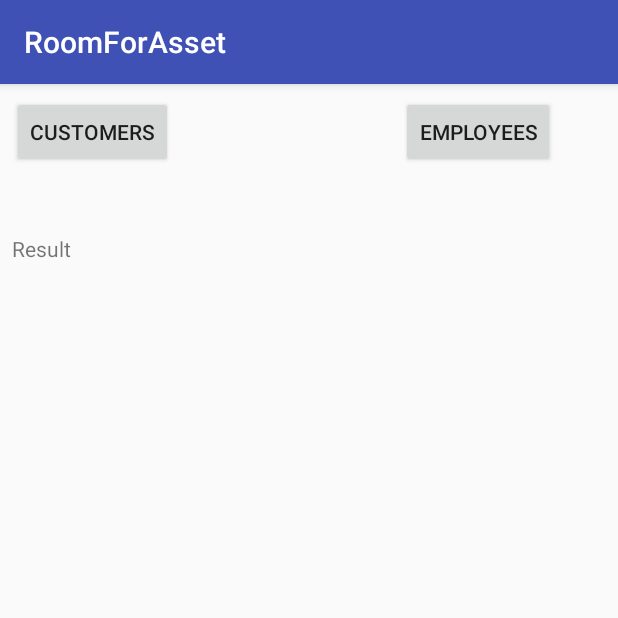
After one commit to twyly49/room-asset-kotlin, an Android app: the JavaActivity screen opened directly, with no data from a screen before it, on a phone screen of 412 x 824 dp, the top half of it. The commit adds this screen. Run offline under Robolectric (Android 15) with nearby library versions, the phone set to English and light mode, and no system bars; our stand-ins replace Room's generated code; libraries missing offline, so code that uses them is left out: android.arch.persistence, com.jakewharton.fliptables, com.readystatesoftware.sqliteasset.

Commit message:
added java sample. upgraded libs.

```diff
--- a/build.gradle
+++ b/build.gradle
@@ -1,9 +1,9 @@
 // Top-level build file where you can add configuration options common to all sub-projects/modules.
 buildscript {
     ext {
-        kotlin_version = '1.1.3-2'
+        kotlin_version = '1.1.4-2'
         anko_version = '0.10.0'
-        arch_version = "1.0.0-alpha8"
+        arch_version = "1.0.0-alpha9"
         support_version = "26.0.1"
     }
 
@@ -12,7 +12,7 @@ buildscript {
         jcenter()
     }
     dependencies {
-        classpath 'com.android.tools.build:gradle:3.0.0-beta2'
+        classpath 'com.android.tools.build:gradle:3.0.0-beta3'
         classpath "org.jetbrains.kotlin:kotlin-gradle-plugin:$kotlin_version"
 
         classpath 'com.jfrog.bintray.gradle:gradle-bintray-plugin:1.7.3'
--- a/sample/build.gradle
+++ b/sample/build.gradle
@@ -24,7 +24,7 @@ android {
 dependencies {
     implementation fileTree(dir: 'libs', include: ['*.jar'])
     testImplementation 'junit:junit:4.12'
-    androidTestImplementation ('com.android.support.test.espresso:espresso-core:2.2.2', {
+    androidTestImplementation('com.android.support.test.espresso:espresso-core:2.2.2', {
         exclude group: 'com.android.support', module: 'support-annotations'
     })
     implementation "org.jetbrains.kotlin:kotlin-stdlib-jre7:$kotlin_version"
--- a/sample/src/main/AndroidManifest.xml
+++ b/sample/src/main/AndroidManifest.xml
@@ -16,6 +16,8 @@
                 <category android:name="android.intent.category.LAUNCHER"/>
             </intent-filter>
         </activity>
+        <activity android:name=".JavaActivity">
+        </activity>
     </application>
 
 </manifest>
--- /dev/null
+++ b/sample/src/main/java/com/huma/roomforasset/JavaActivity.java
@@ -0,0 +1,82 @@
+package com.huma.roomforasset;
+
+import android.os.Bundle;
+import android.support.v7.app.AppCompatActivity;
+import android.util.Log;
+import android.view.View;
+import android.widget.Button;
+import android.widget.TextView;
+
+import com.huma.room_for_asset.RoomAsset;
+import com.jakewharton.fliptables.FlipTableConverters;
+
+import java.util.List;
+
+public class JavaActivity extends AppCompatActivity {
+    private static final String TAG = JavaActivity.class.getSimpleName();
+
+    private Button employeesButton;
+    private Button customersButton;
+    private TextView resultTextView;
+
+    @Override
+    protected void onCreate(Bundle savedInstanceState) {
+        super.onCreate(savedInstanceState);
+        setContentView(R.layout.activity_java);
+        initView();
+
+        final AppDatabase db = RoomAsset.databaseBuilder(
+                getApplicationContext(), AppDatabase.class, "chinook.db").build();
+
+
+        employeesButton.setOnClickListener(new View.OnClickListener() {
+            @Override
+            public void onClick(View view) {
+                new Thread(new Runnable() {
+                    @Override
+                    public void run() {
+                        final List<Employees> employees = db.chinookDao().getEmployees();
+
+                        runOnUiThread(new Runnable() {
+                            @Override
+                            public void run() {
+                                resultTextView.setText(
+                                        FlipTableConverters.fromIterable(employees, Employees.class));
+                            }
+                        });
+
+                        Log.d(TAG, "employees = " + employees);
+                    }
+                }).start();
+            }
+        });
+
+        customersButton.setOnClickListener(new View.OnClickListener() {
+            @Override
+            public void onClick(View view) {
+                new Thread(new Runnable() {
+                    @Override
+                    public void run() {
+                        final List<Customers> customers = db.chinookDao().getCustomers();
+
+                        runOnUiThread(new Runnable() {
+                            @Override
+                            public void run() {
+                                resultTextView.setText(
+                                        FlipTableConverters.fromIterable(customers, Customers.class));
+                            }
+                        });
+                        Log.d(TAG, "customers = " + customers);
+                    }
+                }).start();
+
+            }
+        });
+    }
+
+    private void initView() {
+        employeesButton = findViewById(R.id.employeesButton);
+        customersButton = findViewById(R.id.customersButton);
+        resultTextView = findViewById(R.id.resultTextView);
+    }
+}
--- /dev/null
+++ b/sample/src/main/res/layout/activity_java.xml
@@ -0,0 +1,57 @@
+<?xml version="1.0" encoding="utf-8"?>
+<ScrollView
+    xmlns:android="http://schemas.android.com/apk/res/android"
+    xmlns:app="http://schemas.android.com/apk/res-auto"
+    xmlns:tools="http://schemas.android.com/tools"
+    android:layout_width="match_parent"
+    android:layout_height="match_parent">
+
+    <HorizontalScrollView
+        android:layout_width="match_parent"
+        android:layout_height="wrap_content">
+
+        <android.support.constraint.ConstraintLayout
+            android:layout_width="wrap_content"
+            android:layout_height="wrap_content"
+            tools:context="com.huma.roomasset.MainActivity">
+
+            <Button
+                android:id="@+id/employeesButton"
+                android:layout_width="wrap_content"
+                android:layout_height="wrap_content"
+                android:layout_marginLeft="152dp"
+                android:layout_marginStart="152dp"
+                android:text="employees"
+                app:layout_constraintBaseline_toBaselineOf="@+id/customersButton"
+                app:layout_constraintStart_toEndOf="@+id/customersButton"/>
+
+            <Button
+                android:id="@+id/customersButton"
+                android:layout_width="wrap_content"
+                android:layout_height="wrap_content"
+                android:layout_marginLeft="8dp"
+                android:layout_marginStart="8dp"
+                android:layout_marginTop="8dp"
+                android:text="customers"
+                app:layout_constraintStart_toStartOf="parent"
+                app:layout_constraintTop_toTopOf="parent"/>
+
+            <TextView
+                android:id="@+id/resultTextView"
+                android:layout_width="wrap_content"
+                android:layout_height="wrap_content"
+                android:layout_marginBottom="8dp"
+                android:layout_marginEnd="8dp"
+                android:layout_marginStart="8dp"
+                android:layout_marginTop="100dp"
+                android:text="Result"
+                app:layout_constraintBottom_toBottomOf="parent"
+                app:layout_constraintEnd_toEndOf="parent"
+                app:layout_constraintHorizontal_bias="0.0"
+                app:layout_constraintStart_toStartOf="parent"
+                app:layout_constraintTop_toTopOf="parent"
+                app:layout_constraintVertical_bias="1.0"/>
+
+        </android.support.constraint.ConstraintLayout>
+    </HorizontalScrollView>
+</ScrollView>
```
Also changed, not shown: sample/src/main/java/com/huma/roomforasset/MainActivity.kt (+18 -1 lines), sample/src/main/res/menu/menu_main_activity.xml (added, +8 -0 lines), gradle/wrapper/gradle-wrapper.properties.
